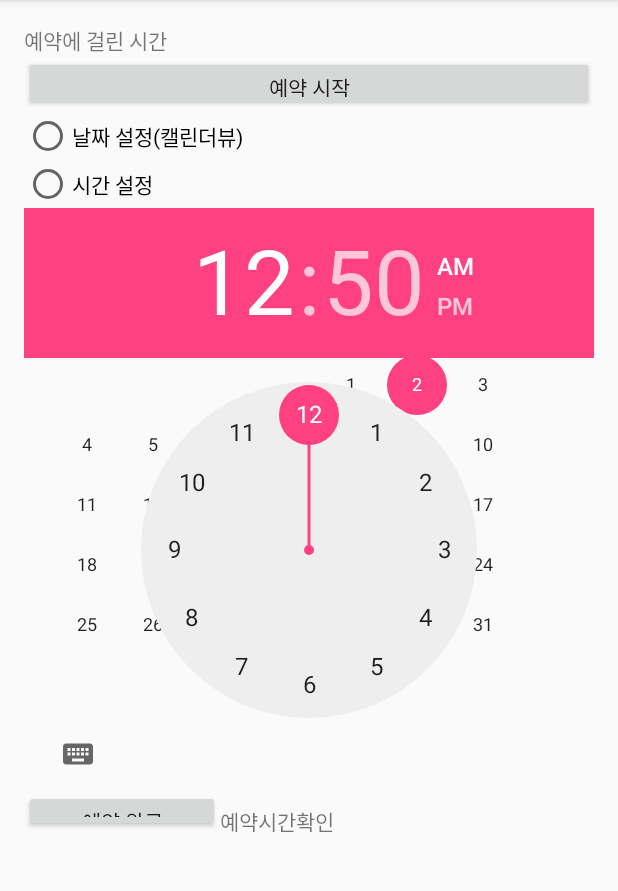
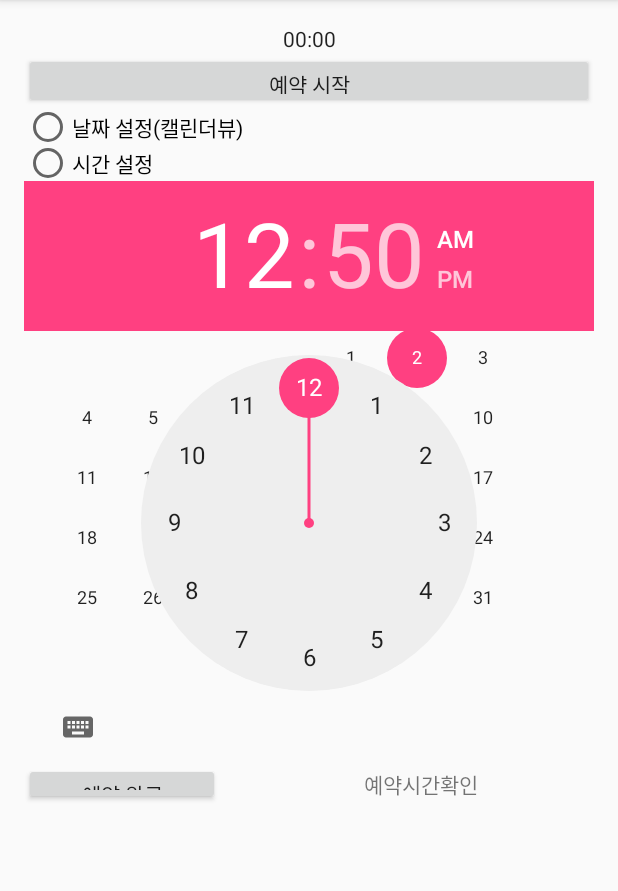
Before and after one commit to leeym008/2016_1202, an Android app: the screen it shows after launch (MainActivity), on a phone screen of 412 x 824 dp, the part 84-975 px from its top. Run offline under Robolectric (Android 15) with nearby library versions, the phone set to English and light mode, and no system bars.

Commit message:
예약 버튼 클릭시 타이머 작동

```diff
--- a/app/src/main/java/com/example/a403/a2016_1202/MainActivity.java
+++ b/app/src/main/java/com/example/a403/a2016_1202/MainActivity.java
@@ -1,13 +1,53 @@
 package com.example.a403.a2016_1202;
 
+import android.graphics.Color;
+import android.icu.util.Calendar;
+import android.os.SystemClock;
+import android.provider.MediaStore;
 import android.support.v7.app.AppCompatActivity;
 import android.os.Bundle;
+import android.view.View;
+import android.widget.Button;
+import android.widget.CalendarView;
+import android.widget.Chronometer;
+import android.widget.RadioButton;
+import android.widget.TextView;
+import android.widget.TimePicker;
 
 public class MainActivity extends AppCompatActivity {
+
+    Button btn1, btn2;
+    TextView tv1;
+    RadioButton rb1, rb2;
+    CalendarView calendar;
+    TimePicker timepicker;
+    Chronometer chronometer;
 
     @Override
     protected void onCreate(Bundle savedInstanceState) {
         super.onCreate(savedInstanceState);
         setContentView(R.layout.activity_main);
+
+        btn1 = (Button)findViewById(R.id.button1);
+        btn2 = (Button)findViewById(R.id.button2);
+        tv1 = (TextView)findViewById(R.id.textView1);
+        calendar= (CalendarView)findViewById(R.id.calendarView1);
+        timepicker = (TimePicker)findViewById(R.id.timePicker1);
+        rb1 = (RadioButton) findViewById(R.id.radioButton1);
+        rb2 = (RadioButton) findViewById(R.id.radioButton2);
+        chronometer = (Chronometer) findViewById(R.id.chronometer1);
+
+
+        chronometer.stop();
+
+        btn1.setOnClickListener(new View.OnClickListener() {
+            @Override
+            public void onClick(View v) {
+                chronometer.start();
+                chronometer.setTextColor(Color.parseColor("#FF0000"));
+            }
+        });
+
+
     }
 }
--- a/app/src/main/res/layout/activity_main.xml
+++ b/app/src/main/res/layout/activity_main.xml
@@ -10,13 +10,15 @@
     android:paddingTop="@dimen/activity_vertical_margin"
     android:paddingBottom="@dimen/activity_vertical_margin"
     tools:context="com.example.a403.a2016_1202.MainActivity"
-    android:orientation="vertical">
+    android:orientation="vertical"
+    android:weightSum="1">
 
-    <TextView
-        android:text="예약에 걸린 시간"
+    <Chronometer
         android:layout_width="match_parent"
         android:layout_height="wrap_content"
-        android:id="@+id/textView1" />
+        android:id="@+id/chronometer1"
+        android:text="예약에 걸린 시간 :"
+        android:gravity="center" />
 
     <Button
         android:text="예약 시작"
@@ -24,17 +26,24 @@
         android:layout_height="37dp"
         android:id="@+id/button1" />
 
+    <RadioGroup
+        android:layout_width="match_parent"
+        android:layout_height="48dp">
+
         <RadioButton
             android:text="날짜 설정(캘린더뷰)"
             android:layout_width="match_parent"
             android:layout_height="wrap_content"
-        android:id="@+id/radioButton1" />
+            android:id="@+id/radioButton1"
+            android:layout_weight="1" />
 
         <RadioButton
             android:text="시간 설정"
             android:layout_width="match_parent"
             android:layout_height="wrap_content"
-        android:id="@+id/radioButton2" />
+            android:id="@+id/radioButton2"
+            android:layout_weight="1" />
+    </RadioGroup>
 
     <FrameLayout
         android:layout_width="match_parent"
@@ -56,7 +65,8 @@
         android:orientation="horizontal"
         android:layout_width="match_parent"
         android:layout_height="28dp"
-        android:weightSum="1">
+        android:weightSum="1"
+        android:id="@+id/LinearLayout2">
 
         <Button
             android:text="예약 완료"
@@ -68,9 +78,10 @@
         <TextView
             android:text="예약시간확인"
             android:layout_width="wrap_content"
-            android:layout_height="40dp"
-            android:id="@+id/textView7"
-            android:layout_weight="0.78" />
+            android:layout_height="match_parent"
+            android:id="@+id/textView1"
+            android:gravity="center"
+            android:layout_weight="0.89" />
     </LinearLayout>
 
 </LinearLayout>
```
Lines whose indentation alone changed are shown as unchanged.
